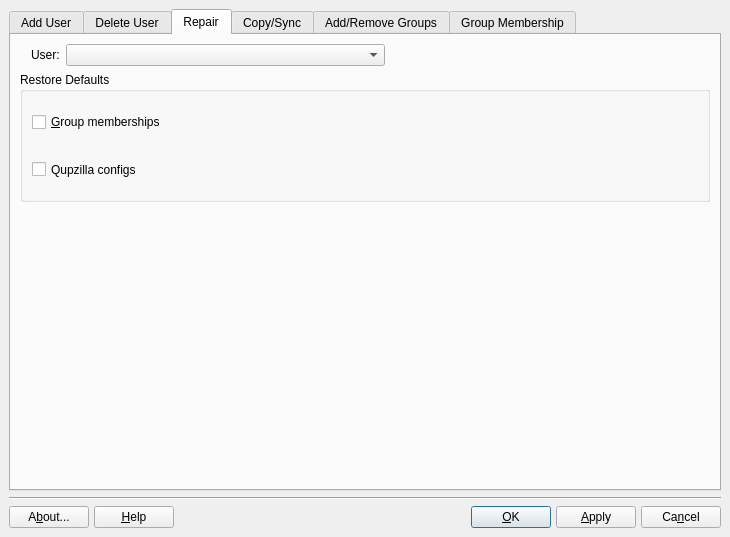
timkb4cq/mx-user, file meconfig.ui: the form before one commit.
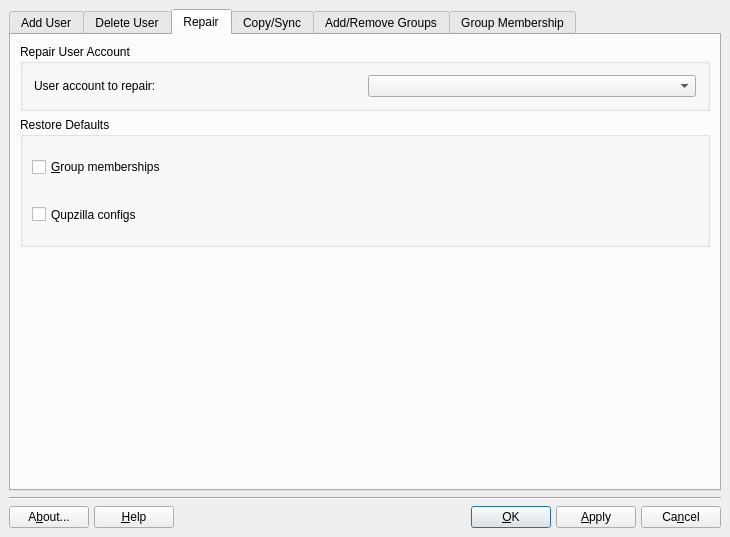
The form after the commit. The open tabs and pages were chosen to show the change. Icons and pictures are not drawn.

Commit message: changed the look on Repair tab to match the rest

Diff of the .ui file:
```diff
--- a/meconfig.ui
+++ b/meconfig.ui
@@ -329,7 +329,7 @@
        <property name="spacing">
         <number>6</number>
        </property>
-       <item row="1" column="0" colspan="4">
+       <item row="1" column="0" colspan="3">
         <widget class="QGroupBox" name="restoreGroupBox">
          <property name="sizePolicy">
           <sizepolicy hsizetype="MinimumExpanding" vsizetype="Minimum">
@@ -400,7 +400,7 @@
          </layout>
         </widget>
        </item>
-       <item row="2" column="0" colspan="4">
+       <item row="2" column="0" colspan="3">
         <spacer>
          <property name="orientation">
           <enum>Qt::Vertical</enum>
@@ -413,33 +413,13 @@
          </property>
         </spacer>
        </item>
-       <item row="0" column="3">
-        <spacer>
-         <property name="orientation">
-          <enum>Qt::Horizontal</enum>
+       <item row="0" column="0" colspan="3">
+        <widget class="QGroupBox" name="groupBox_3">
+         <property name="title">
+          <string>Repair User Account</string>
          </property>
-         <property name="sizeHint" stdset="0">
-          <size>
-           <width>271</width>
-           <height>20</height>
-          </size>
-         </property>
-        </spacer>
-       </item>
-       <item row="0" column="2">
-        <widget class="QComboBox" name="userComboBox">
-         <property name="sizePolicy">
-          <sizepolicy hsizetype="MinimumExpanding" vsizetype="Minimum">
-           <horstretch>0</horstretch>
-           <verstretch>0</verstretch>
-          </sizepolicy>
-         </property>
-         <property name="toolTip">
-          <string>Select user to repair</string>
-         </property>
-        </widget>
-       </item>
-       <item row="0" column="1">
+         <layout class="QGridLayout" name="gridLayout">
+          <item row="0" column="0">
         <widget class="QLabel" name="userLabel">
          <property name="sizePolicy">
           <sizepolicy hsizetype="Minimum" vsizetype="Minimum">
@@ -451,25 +431,25 @@
           <string>Select user to repair</string>
          </property>
          <property name="text">
-          <string>User:</string>
+             <string>User account to repair:</string>
          </property>
         </widget>
        </item>
-       <item row="0" column="0">
-        <spacer>
-         <property name="orientation">
-          <enum>Qt::Horizontal</enum>
-         </property>
-         <property name="sizeType">
-          <enum>QSizePolicy::Fixed</enum>
-         </property>
-         <property name="sizeHint" stdset="0">
-          <size>
-           <width>5</width>
-           <height>20</height>
-          </size>
-         </property>
-        </spacer>
+          <item row="0" column="1">
+           <widget class="QComboBox" name="userComboBox">
+            <property name="sizePolicy">
+             <sizepolicy hsizetype="Minimum" vsizetype="Minimum">
+              <horstretch>0</horstretch>
+              <verstretch>0</verstretch>
+             </sizepolicy>
+            </property>
+            <property name="toolTip">
+             <string>Select user to repair</string>
+            </property>
+           </widget>
+          </item>
+         </layout>
+        </widget>
        </item>
       </layout>
      </widget>
```
Left out of the diff: 3 changed lines with no effect on the pictures. Lines whose indentation alone changed are shown as unchanged.
